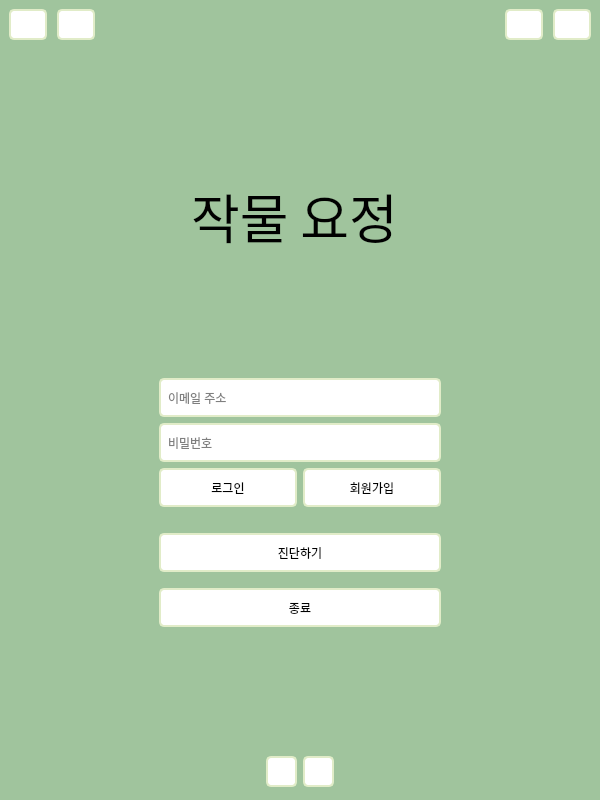
First picture: the form in UI/CropFairy.ui, repository song030/CropFairy, before the edit.
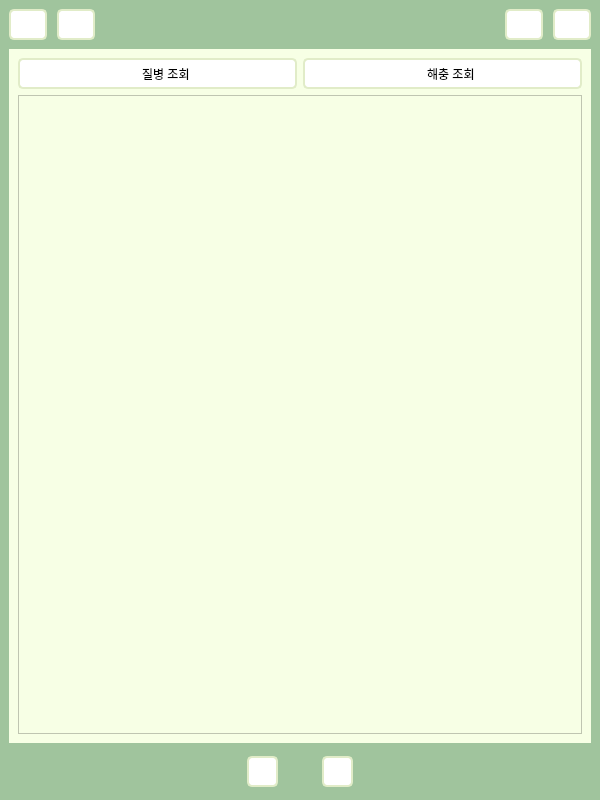
Second picture: the form after the edit. Icons and pictures are not drawn.

Commit message: 08/31 view UI 추가

Diff of the .ui file:
```diff
--- a/UI/CropFairy.ui
+++ b/UI/CropFairy.ui
@@ -222,7 +222,7 @@
        <bool>false</bool>
       </property>
       <property name="currentIndex">
-       <number>0</number>
+       <number>3</number>
       </property>
       <widget class="QWidget" name="page_main">
        <layout class="QHBoxLayout" name="horizontalLayout_5" stretch="1,2,1">
@@ -618,6 +618,61 @@
         </item>
        </layout>
       </widget>
+      <widget class="QWidget" name="page_view">
+       <property name="styleSheet">
+        <string notr="true">QWidget{
+background-color:rgb(247, 255, 229);
+}
+
+QPushButton{
+background-color:white;
+padding:1px;
+}</string>
+       </property>
+       <layout class="QVBoxLayout" name="verticalLayout_7">
+        <item>
+         <layout class="QHBoxLayout" name="horizontalLayout_6">
+          <item>
+           <widget class="QPushButton" name="btn_view_disease">
+            <property name="text">
+             <string>     질병 조회</string>
+            </property>
+            <property name="icon">
+             <iconset>
+              <normaloff>../Image/view_disease.png</normaloff>../Image/view_disease.png</iconset>
+            </property>
+            <property name="iconSize">
+             <size>
+              <width>60</width>
+              <height>50</height>
+             </size>
+            </property>
+           </widget>
+          </item>
+          <item>
+           <widget class="QPushButton" name="btn_view_bug">
+            <property name="text">
+             <string>     해충 조회</string>
+            </property>
+            <property name="icon">
+             <iconset>
+              <normaloff>../Image/view_bug.png</normaloff>../Image/view_bug.png</iconset>
+            </property>
+            <property name="iconSize">
+             <size>
+              <width>60</width>
+              <height>50</height>
+             </size>
+            </property>
+           </widget>
+          </item>
+         </layout>
+        </item>
+        <item>
+         <widget class="QTableWidget" name="tableWidget"/>
+        </item>
+       </layout>
+      </widget>
      </widget>
     </item>
     <item>
@@ -692,7 +747,7 @@
          </layout>
         </widget>
         <widget class="QWidget" name="control_page">
-         <layout class="QHBoxLayout" name="horizontalLayout_3">
+         <layout class="QHBoxLayout" name="horizontalLayout_3" stretch="0,1,1,1,0">
           <property name="spacing">
            <number>6</number>
           </property>
@@ -767,7 +822,21 @@
            </widget>
           </item>
           <item>
-           <layout class="QHBoxLayout" name="layout_page"/>
+           <layout class="QHBoxLayout" name="layout_page">
+            <item>
+             <widget class="QLabel" name="label_3">
+              <property name="text">
+               <string/>
+              </property>
+              <property name="pixmap">
+               <pixmap>../Image/page_02.png</pixmap>
+              </property>
+              <property name="scaledContents">
+               <bool>false</bool>
+              </property>
+             </widget>
+            </item>
+           </layout>
           </item>
           <item>
            <widget class="QPushButton" name="btn_right">
```
Left out of the diff: 11 changed lines with no effect on the pictures. The commit also changes 5 other files.
